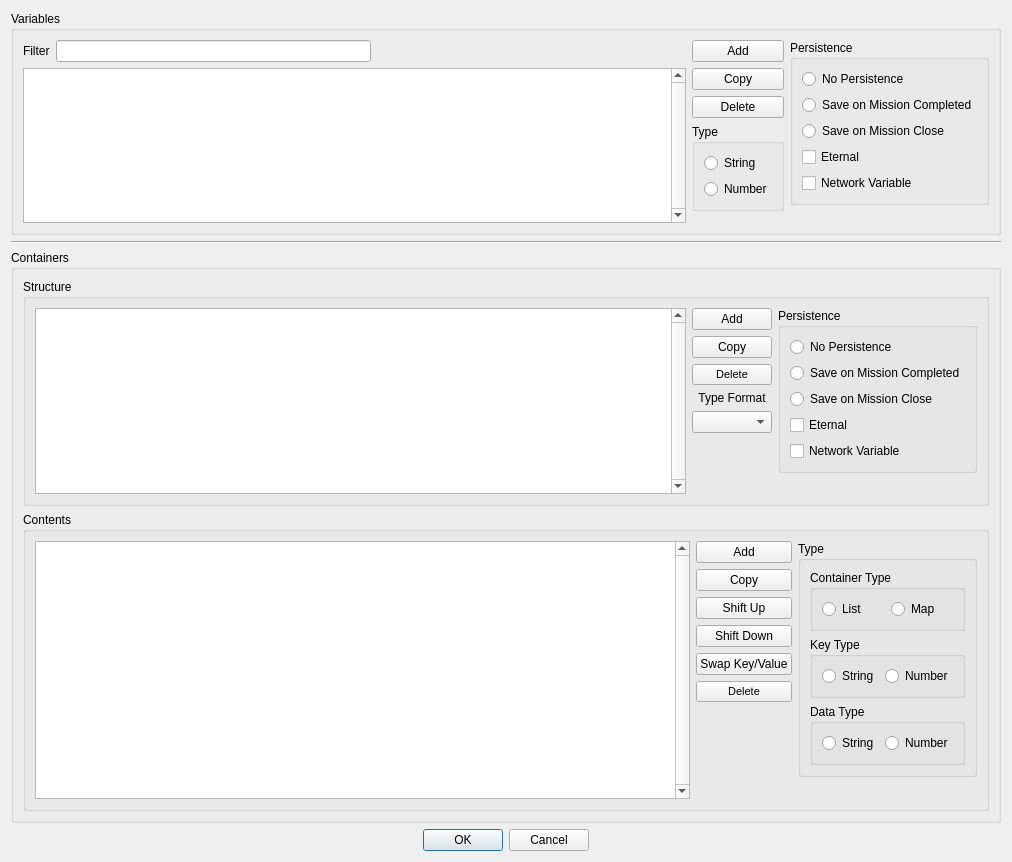
Old version of the form qtfred/ui/VariableDialog.ui in the repository scp-fs2open/fs2open.github.com.
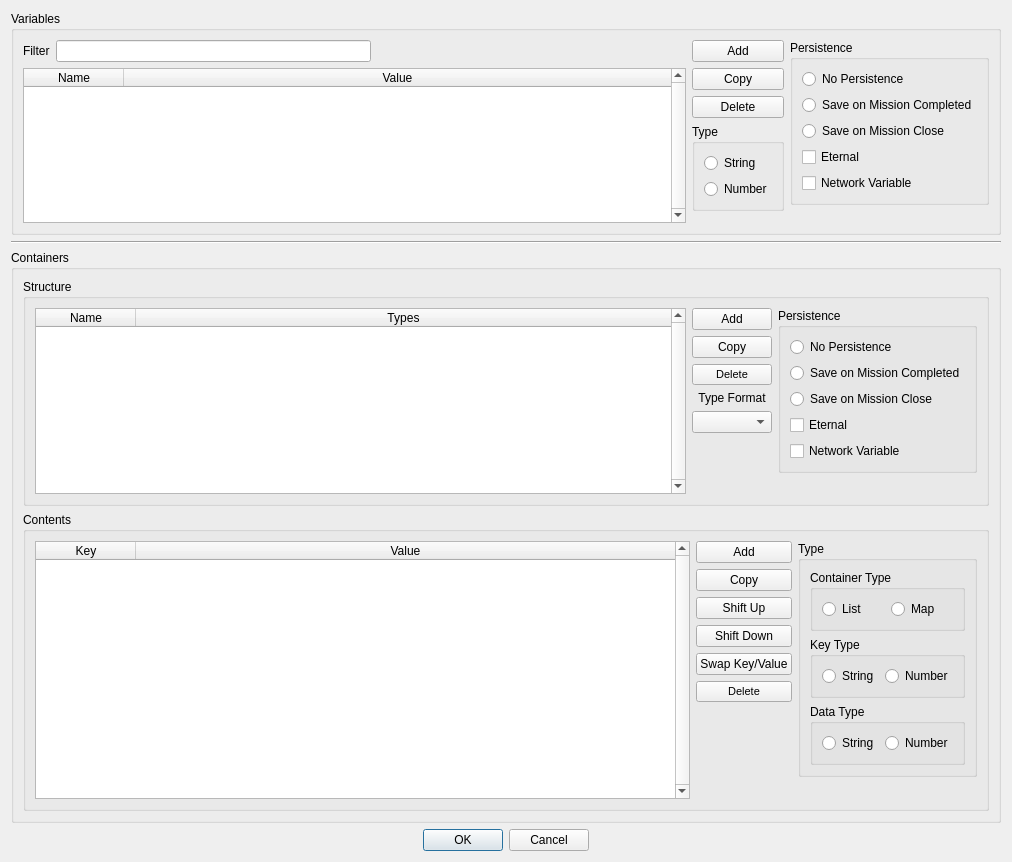
New version of the form.

```diff
--- a/qtfred/ui/VariableDialog.ui
+++ b/qtfred/ui/VariableDialog.ui
@@ -93,9 +93,22 @@
           <attribute name="horizontalHeaderHighlightSections">
            <bool>false</bool>
           </attribute>
+          <attribute name="horizontalHeaderStretchLastSection">
+           <bool>true</bool>
+          </attribute>
           <attribute name="verticalHeaderVisible">
            <bool>false</bool>
           </attribute>
+          <column>
+           <property name="text">
+            <string>Name</string>
+           </property>
+          </column>
+          <column>
+           <property name="text">
+            <string>Value</string>
+           </property>
+          </column>
          </widget>
         </item>
        </layout>
@@ -273,9 +286,22 @@
            <attribute name="horizontalHeaderHighlightSections">
             <bool>false</bool>
            </attribute>
+           <attribute name="horizontalHeaderStretchLastSection">
+            <bool>true</bool>
+           </attribute>
            <attribute name="verticalHeaderVisible">
             <bool>false</bool>
            </attribute>
+           <column>
+            <property name="text">
+             <string>Name</string>
+            </property>
+           </column>
+           <column>
+            <property name="text">
+             <string>Types</string>
+            </property>
+           </column>
           </widget>
          </item>
          <item>
@@ -427,9 +453,22 @@
            <attribute name="horizontalHeaderHighlightSections">
             <bool>false</bool>
            </attribute>
+           <attribute name="horizontalHeaderStretchLastSection">
+            <bool>true</bool>
+           </attribute>
            <attribute name="verticalHeaderVisible">
             <bool>false</bool>
            </attribute>
+           <column>
+            <property name="text">
+             <string>Key</string>
+            </property>
+           </column>
+           <column>
+            <property name="text">
+             <string>Value</string>
+            </property>
+           </column>
           </widget>
          </item>
          <item>
```
